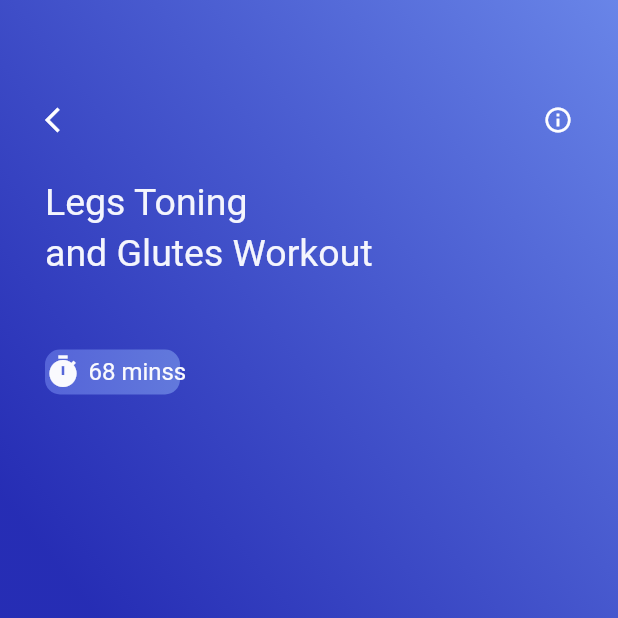
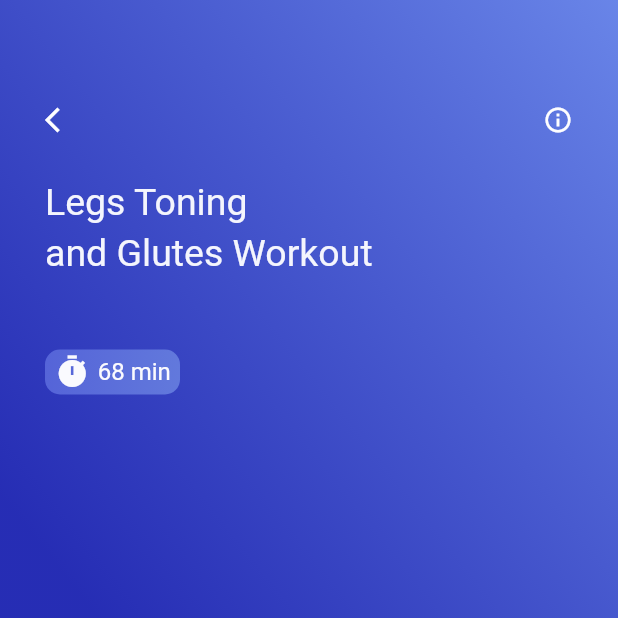
Before and after one commit to jet1971/silver-dollop, a Flutter app: the screen it shows after launch, on a phone screen of 412 x 824 dp, the top half of it. Run offline on Flutter 3.47's test engine with Material 2 defaults, Android fonts, the phone set to English and light mode, and no system bars.

Commit message:
Changed video_info

```diff
--- a/lib/video_info.dart
+++ b/lib/video_info.dart
@@ -79,7 +79,7 @@ class _VideoInfoState extends State<VideoInfo> {
                           color: color.AppColor.secondPageIconColor,),
                           SizedBox(width: 5,),
                           Text(
-                            "68 minss",
+                            "68 min",
                             style: TextStyle(
                               fontSize: 16,
                               color:color.AppColor.secondPageIconColor
```
